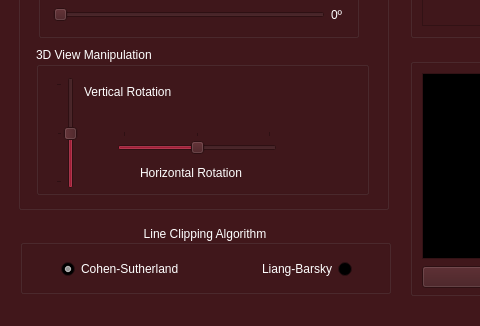
Before: the Qt Designer form SGI/view/screens/main.ui in JVSutter/Sistema-Grafico-Interativo, drawn with Qt 5; both pictures show x 0 to 480 and y 613 to 939 of the 912 by 939 pixel window.
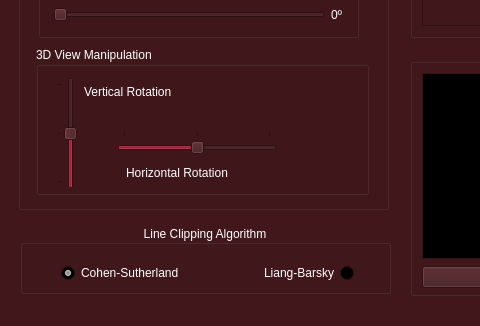
After: the same form once the commit is applied. Icons and pictures are not drawn.

Commit message: Transformações na interface

```diff
--- a/SGI/view/screens/main.ui
+++ b/SGI/view/screens/main.ui
@@ -1158,9 +1158,9 @@
     <widget class="QLabel" name="label">
      <property name="geometry">
       <rect>
-       <x>104</x>
+       <x>90</x>
        <y>116</y>
-       <width>119</width>
+       <width>151</width>
        <height>20</height>
       </rect>
      </property>
@@ -1173,7 +1173,7 @@
       <rect>
        <x>48</x>
        <y>35</y>
-       <width>119</width>
+       <width>131</width>
        <height>20</height>
       </rect>
      </property>
@@ -1446,8 +1446,8 @@
      <rect>
       <x>41</x>
       <y>33</y>
-      <width>291</width>
-      <height>23</height>
+      <width>293</width>
+      <height>30</height>
      </rect>
     </property>
     <layout class="QHBoxLayout" name="horizontalLayout_7">
```
The commit also changes 3 other files.
